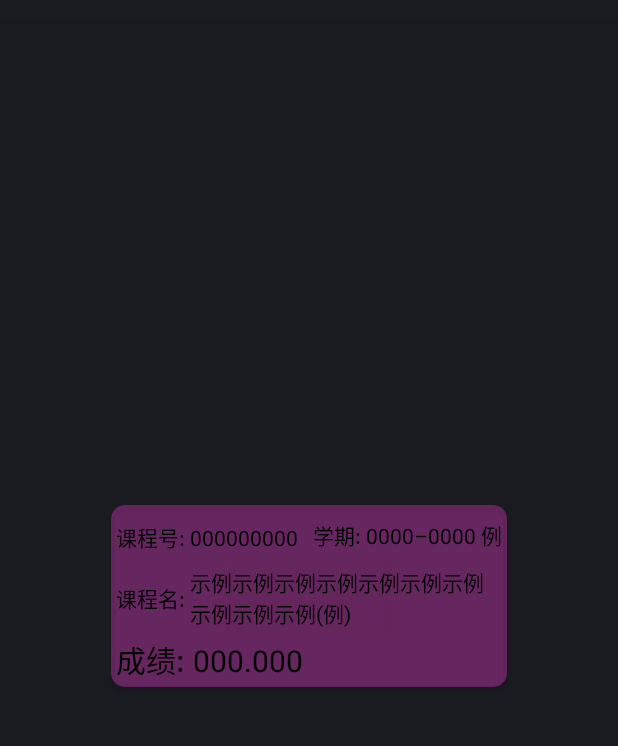
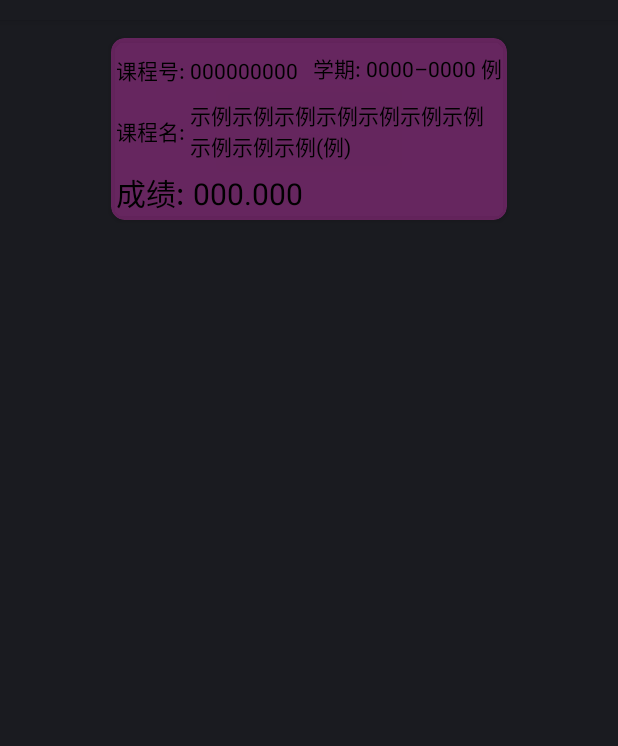
Before and after one commit to pigzcm/sxau_gradelookup, an Android app: the layout grade_list_item.xml on its own in the app's theme, with its tools: preview values and no code run, on a phone screen of 412 x 824 dp, the part 64-810 px from its top. Run offline under Robolectric (Android 15) with nearby library versions, the phone set to English and light mode, and no system bars.

Commit message:
优化了布局

```diff
--- a/grade_lookup/src/main/res/layout/content_login.xml
+++ b/grade_lookup/src/main/res/layout/content_login.xml
@@ -73,6 +73,7 @@
 			android:layout_width="match_parent"
 			android:layout_height="match_parent"
 			android:layout_gravity="center"
+			android:gravity = "center"
 			android:layout_margin="12dp"
 			android:visibility="gone" />
 	</LinearLayout>
--- a/grade_lookup/src/main/res/layout/grade_list_item.xml
+++ b/grade_lookup/src/main/res/layout/grade_list_item.xml
@@ -3,7 +3,9 @@
 	xmlns:app="http://schemas.android.com/apk/res-auto"
 	android:layout_width="wrap_content"
 	android:layout_height="wrap_content"
-	android:layout_gravity="center"
+	android:layout_gravity="center_horizontal"
+	android:padding="12dp"
+	android:layout_margin="12dp"
 	app:cardBackgroundColor="#5cea3bcc"
 	app:cardCornerRadius="9dp">
 	<RelativeLayout
```
